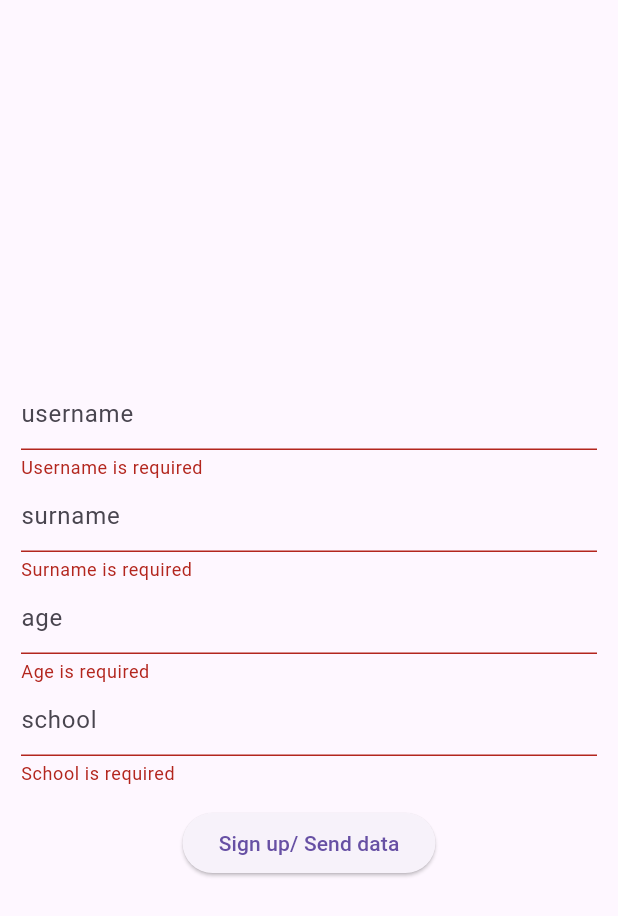
After one commit to Sehrish-Gulzar/Ap-202306C-flutter-class-work, a Flutter app: the screen it shows after launch, after a tap on "Sign up/ Send data", on a phone screen of 412 x 824 dp. The commit adds this screen. Shown: the top 916 px of the screen. Run offline on Flutter 3.47's test engine with Material 3 defaults, Android fonts, the light colour scheme and no system bars; our stand-ins replace flick_video_player, google_fonts, image_picker, lottie, video_player.

Commit message:
error resolve

```diff
--- /dev/null
+++ b/lib/form data send to json file.dart
@@ -0,0 +1,138 @@
+import 'dart:convert';
+
+import 'package:flutter/material.dart';
+import 'package:http/http.dart' as http;
+
+class FormDataSentToJsonFile extends StatefulWidget {
+  const FormDataSentToJsonFile({super.key});
+
+  @override
+  State<FormDataSentToJsonFile> createState() => _FormDataSentToJsonFileState();
+}
+
+class _FormDataSentToJsonFileState extends State<FormDataSentToJsonFile> {
+  TextEditingController usernameController = TextEditingController();
+  TextEditingController surnameController = TextEditingController();
+  TextEditingController ageController = TextEditingController();
+  TextEditingController schoolController = TextEditingController();
+  GlobalKey<FormState> formKey = GlobalKey<FormState>();
+
+  Future uploadData() async {
+    try {
+      String url = "http://localhost:3000/users";
+
+      final response = await http.post(
+        Uri.parse(url),
+        headers: {'Content-Type': 'application/json'},
+        body: jsonEncode({
+          'username': usernameController.text,
+          'surname': surnameController.text,
+          'age': ageController.text,
+          'school': schoolController.text,
+        }),
+      );
+
+      if (response.statusCode == 200 || response.statusCode == 201) {
+        print("The user data ${response.body}");
+        ScaffoldMessenger.of(context).showSnackBar(
+          SnackBar(
+            content: Text("User Data uploaded successfully"),
+            width: 280.0,
+            behavior: SnackBarBehavior.floating,
+            shape: RoundedRectangleBorder(
+              borderRadius: BorderRadius.circular(10.0),
+            ),
+          ),
+        );
+        usernameController.clear();
+        surnameController.clear();
+        ageController.clear();
+        schoolController.clear();
+      } else {
+        throw Exception("Failed to upload: ${response.statusCode}");
+      }
+    } catch (e) {
+      ScaffoldMessenger.of(context).showSnackBar(
+        SnackBar(
+          content: Text("Failed to send data: ${e.toString()}"),
+          width: 280.0,
+          behavior: SnackBarBehavior.floating,
+          shape: RoundedRectangleBorder(
+            borderRadius: BorderRadius.circular(10.0),
+          ),
+        ),
+      );
+    }
+  }
+
+  @override
+  Widget build(BuildContext context) {
+    return Scaffold(
+      body: Column(
+        mainAxisAlignment: MainAxisAlignment.center,
+        children: [
+          Center(
+            child: Form(
+              key: formKey,
+              child: Padding(
+                padding: const EdgeInsets.all(14.0),
+                child: Column(
+                  children: [
+                    TextFormField(
+                      controller: usernameController,
+                      decoration: InputDecoration(hintText: "username"),
+                      validator: (value) {
+                        if (value == "" || value!.isEmpty) {
+                          return "Username is required";
+                        }
+                        return null;
+                      },
+                    ),
+                    TextFormField(
+                      controller: surnameController,
+                      decoration: InputDecoration(hintText: "surname"),
+                      validator: (value) {
+                        if (value == "" || value!.isEmpty) {
+                          return "Surname is required";
+                        }
+                        return null;
+                      },
+                    ),
+                    TextFormField(
+                      controller: ageController,
+                      decoration: InputDecoration(hintText: "age"),
+                      validator: (value) {
+                        if (value == "" || value!.isEmpty) {
+                          return "Age is required";
+                        }
+                        return null;
+                      },
+                    ),
+                    TextFormField(
+                      controller: schoolController,
+                      decoration: InputDecoration(hintText: "school"),
+                      validator: (value) {
+                        if (value == "" || value!.isEmpty) {
+                          return "School is required";
+                        }
+                        return null;
+                      },
+                    ),
+                  ],
+                ),
+              ),
+            ),
+          ),
+          ElevatedButton(
+            onPressed: () {
+              if (formKey.currentState!.validate()) {
+                uploadData();
+              }
+            },
+            child: Text("Sign up/ Send data"),
+          ),
+        ],
+      ),
+    );
+  }
+}
--- a/lib/main.dart
+++ b/lib/main.dart
@@ -1,6 +1,11 @@
 import 'package:flutter/material.dart';
-import 'package:flutter_project_six_c/delete_data.dart';
+import 'package:flutter_project_six_c/form%20data%20send%20to%20json%20file.dart';
 
 void main() {
-  runApp(MaterialApp(home: DeleteData(), debugShowCheckedModeBanner: false));
+  runApp(
+    MaterialApp(
+      home: FormDataSentToJsonFile(),
+      debugShowCheckedModeBanner: false,
+    ),
+  );
 }
--- a/pubspec.yaml
+++ b/pubspec.yaml
@@ -38,6 +38,7 @@ dependencies:
   flick_video_player: ^0.9.0
   lottie: ^3.3.1
   http: ^1.4.0
+  google_fonts: ^6.2.1
 
 
 dev_dependencies:
```
Also changed, not shown: lib/botton_navigation_bar.dart (+6 -6 lines), lib/form.dart (+25 -29 lines), pubspec.lock.
